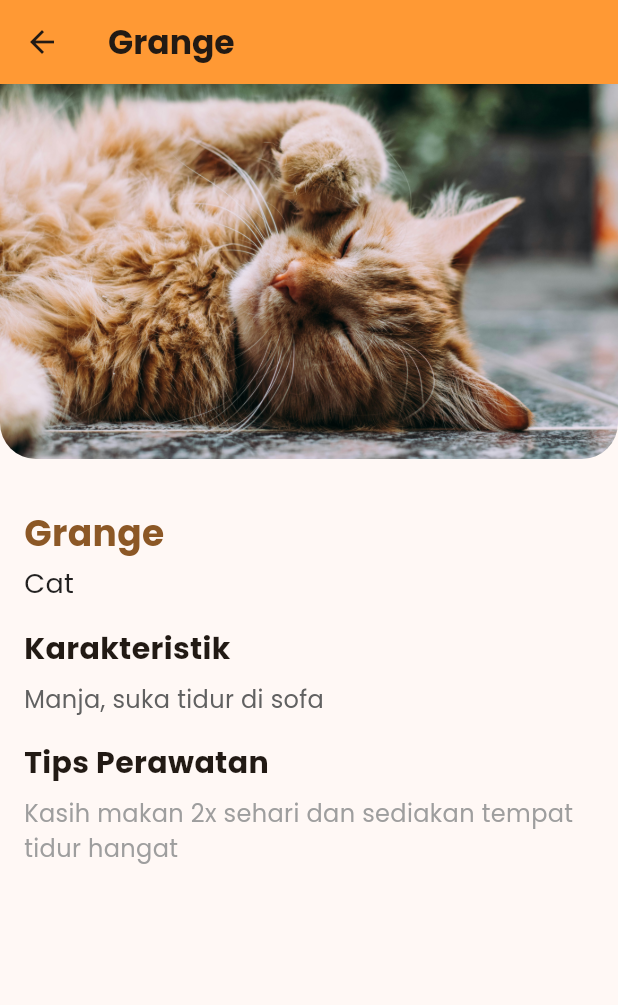
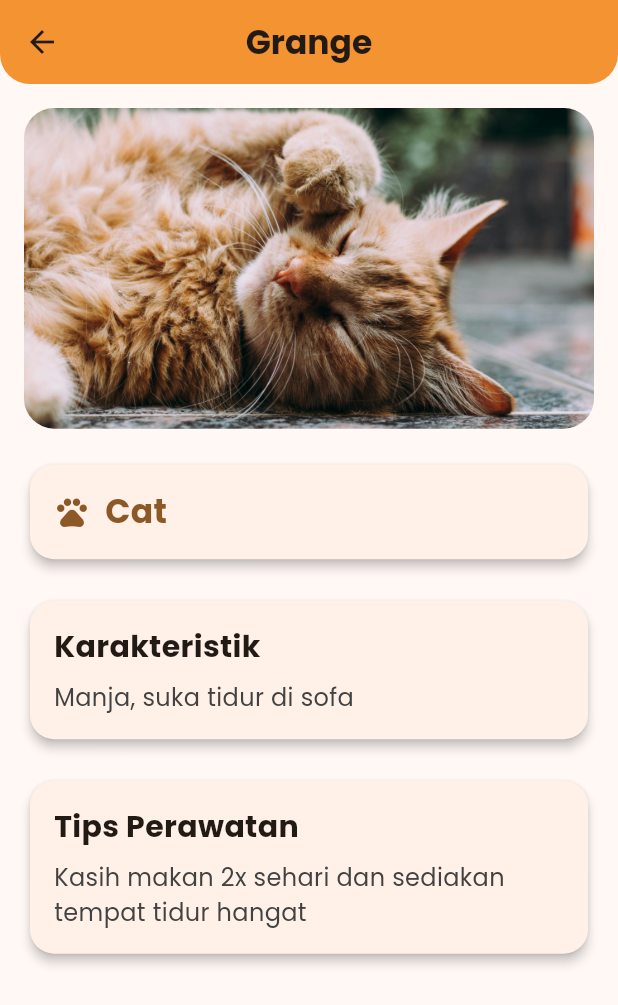
Before and after one commit to rotullima/pet-catalog, a Flutter app: the screen it shows after launch, after a tap on "Grange", on a phone screen of 412 x 824 dp. Shown: the top 1005 px of the screen. Run offline on Flutter 3.47's test engine with Material 3 defaults, Android fonts, the phone set to English and light mode, and no system bars.

Commit message:
perbaikan UI/UX

```diff
--- a/lib/screen/detail_screen.dart
+++ b/lib/screen/detail_screen.dart
@@ -12,65 +12,126 @@ class DetailScreen extends StatelessWidget {
       appBar: AppBar(
         title: Text(
           pet.name,
-          style: const TextStyle(fontWeight: FontWeight.bold),
+          style: const TextStyle(
+            fontWeight: FontWeight.bold,
+            fontFamily: "Poppins",
+          ),
         ),
         backgroundColor: const Color(0xFFFF9934),
+        centerTitle: true,
+        shape: const RoundedRectangleBorder(
+          borderRadius: BorderRadius.vertical(
+            bottom: Radius.circular(20),
+          ),
+        ),
+        elevation: 4,
       ),
       body: SingleChildScrollView(
+        padding: const EdgeInsets.all(16.0),
         child: Column(
           crossAxisAlignment: CrossAxisAlignment.stretch,
           children: [
-            // Gambar
+            // 🖼️ Gambar responsif
             ClipRRect(
-              borderRadius: const BorderRadius.vertical(
-                bottom: Radius.circular(24),
+              borderRadius: BorderRadius.circular(20),
+              child: AspectRatio(
+                aspectRatio: 16 / 9, // bikin proporsional
+                child: Image.asset(
+                  pet.image,
+                  fit: BoxFit.cover,
                 ),
-              child: Image.asset(pet.image, height: 250, fit: BoxFit.cover),
               ),
-            const SizedBox(height: 16),
+            ),
+            const SizedBox(height: 20),
 
-            // Info
-            Padding(
-              padding: const EdgeInsets.all(16.0),
+            // 🐾 Type (Jenis Hewan)
+            Card(
+              elevation: 3,
+              shape: RoundedRectangleBorder(
+                borderRadius: BorderRadius.circular(16),
+              ),
+              child: Padding(
+                padding: const EdgeInsets.all(16),
+                child: Row(
+                  children: [
+                    const Icon(Icons.pets, color: Color(0xFF8C5826)),
+                    const SizedBox(width: 10),
+                    Text(
+                      pet.type,
+                      style: const TextStyle(
+                        fontSize: 22,
+                        fontWeight: FontWeight.bold,
+                        color: Color(0xFF8C5826),
+                      ),
+                    ),
+                  ],
+                ),
+              ),
+            ),
+            const SizedBox(height: 20),
+
+            // ✨ Karakteristik
+            Card(
+              elevation: 3,
+              shape: RoundedRectangleBorder(
+                borderRadius: BorderRadius.circular(16),
+              ),
+              child: Padding(
+                padding: const EdgeInsets.all(16),
                 child: Column(
                   crossAxisAlignment: CrossAxisAlignment.start,
                   children: [
-                  Text(
-                    pet.name,
-                    style: const TextStyle(
-                      fontSize: 24,
-                      fontWeight: FontWeight.bold,
-                      color: Color(0xFF8C5826), // wood brown
-                    ),
-                  ),
-                  const SizedBox(height: 4),
-                  Text(
-                    pet.type,
-                    style: const TextStyle(fontSize: 18, color: Colors.black87),
-                  ),
-                  const SizedBox(height: 16),
-
                     const Text(
                       "Karakteristik",
-                    style: TextStyle(fontSize: 20, fontWeight: FontWeight.bold),
+                      style: TextStyle(
+                        fontSize: 20,
+                        fontWeight: FontWeight.bold,
+                        fontFamily: "Poppins",
+                      ),
                     ),
                     const SizedBox(height: 8),
                     Text(
                       pet.character,
-                    style: TextStyle(fontSize: 16, color: Colors.grey[700]),
+                      style: TextStyle(
+                        fontSize: 16,
+                        color: Colors.grey[800],
                       ),
-                  const SizedBox(height: 16),
+                    ),
+                  ],
+                ),
+              ),
+            ),
+            const SizedBox(height: 20),
 
+            // 🛠️ Tips Perawatan
+            Card(
+              elevation: 3,
+              shape: RoundedRectangleBorder(
+                borderRadius: BorderRadius.circular(16),
+              ),
+              child: Padding(
+                padding: const EdgeInsets.all(16),
+                child: Column(
+                  crossAxisAlignment: CrossAxisAlignment.start,
+                  children: [
                     const Text(
                       "Tips Perawatan",
-                    style: TextStyle(fontSize: 20, fontWeight: FontWeight.bold),
+                      style: TextStyle(
+                        fontSize: 20,
+                        fontWeight: FontWeight.bold,
+                        fontFamily: "Poppins",
+                      ),
                     ),
                     const SizedBox(height: 8),
                     Text(
                       pet.care,
-                    style: TextStyle(fontSize: 16, color: Colors.grey),
+                      style: TextStyle(
+                        fontSize: 16,
+                        color: Colors.grey[800],
+                      ),
                     ),
                   ],
+                ),
               ),
             ),
           ],
--- a/lib/screen/home_screen.dart
+++ b/lib/screen/home_screen.dart
@@ -71,13 +71,22 @@ class _HomeScreenState extends State<HomeScreen> {
   @override
   Widget build(BuildContext context) {
     return Scaffold(
-      appBar: AppBar(
-        title: const Text(
-          "Pet Catalog",
-          style: TextStyle(fontFamily: "Poppins", fontWeight: FontWeight.bold),
+      appBar: PreferredSize(
+        preferredSize: const Size.fromHeight(60),
+        child: AppBar(
+          title: const Text(
+        "Pet Catalog",
+        style: TextStyle(fontFamily: "Poppins", fontWeight: FontWeight.bold),
+          ),
+          backgroundColor: const Color(0xFFFF9934), // warm orange
+          centerTitle: true,
+          shape: const RoundedRectangleBorder(
+        borderRadius: BorderRadius.vertical(
+          bottom: Radius.circular(24),
         ),
-        backgroundColor: const Color(0xFFFF9934), // warm orange
-        centerTitle: true,
+          ),
+          elevation: 4,
+        ),
       ),
       body: Column(
         children: [
```
Lines whose indentation alone changed are shown as unchanged.
